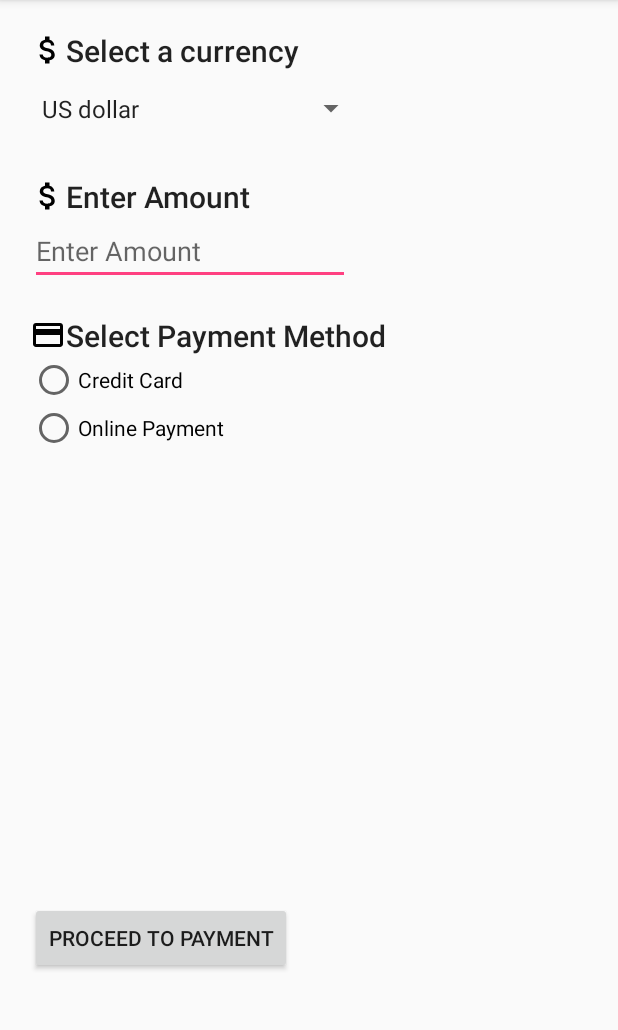
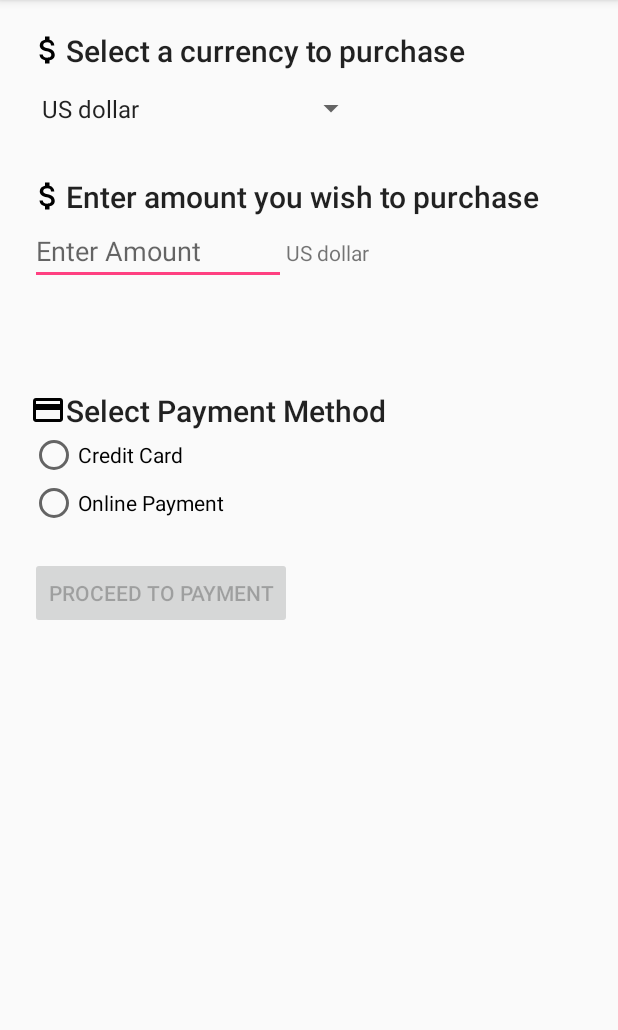
Before and after one commit to kangwennlee/CurrexEZ, an Android app: the PurchaseCurrency screen opened directly, with no data from a screen before it, on a phone screen of 412 x 824 dp, the part 84-1114 px from its top. Run offline under Robolectric (Android 15) with nearby library versions, the phone set to English and light mode, and no system bars; network calls fail.

```diff
--- a/app/src/main/java/com/example/kangwenn/currexez/PurchaseCurrency.java
+++ b/app/src/main/java/com/example/kangwenn/currexez/PurchaseCurrency.java
@@ -4,21 +4,43 @@ import android.content.Context;
 import android.content.SharedPreferences;
 import android.os.Bundle;
 import android.support.v7.app.AppCompatActivity;
+import android.text.Editable;
+import android.text.TextWatcher;
+import android.view.View;
+import android.widget.AdapterView;
 import android.widget.ArrayAdapter;
+import android.widget.Button;
+import android.widget.EditText;
+import android.widget.RadioButton;
 import android.widget.Spinner;
+import android.widget.TextView;
+import android.widget.Toast;
+
+import java.util.Locale;
 
 public class PurchaseCurrency extends AppCompatActivity {
     SharedPreferences sharedPref;
     String[] currencyName = {"USD", "AUD", "CNY", "THB", "JPY", "GBP", "KRW", "HKD", "SGD"};
     String[] currName = new String[currencyName.length];
     Spinner spinnerSelectCurr;
-
+    EditText editTextPurAmount;
+    TextView textViewTotal;
+    TextView textViewName;
+    Button buttonProceed;
+    RadioButton radioButtonCredit;
+    RadioButton radioButtonOnline;
 
     @Override
     protected void onCreate(Bundle savedInstanceState) {
         super.onCreate(savedInstanceState);
         setContentView(R.layout.activity_purchase_currency);
         spinnerSelectCurr = findViewById(R.id.spinnerSelectCurr);
+        editTextPurAmount = findViewById(R.id.editTextPurAmount);
+        textViewTotal = findViewById(R.id.textViewPrice);
+        textViewName = findViewById(R.id.textViewCurrency);
+        buttonProceed = findViewById(R.id.buttonProceed);
+        radioButtonCredit = findViewById(R.id.radioButtonCredit);
+        radioButtonOnline = findViewById(R.id.radioButtonOnline);
     }
 
     @Override
@@ -32,5 +54,66 @@ public class PurchaseCurrency extends AppCompatActivity {
         ArrayAdapter<String> adapter = new ArrayAdapter<String>(this, android.R.layout.simple_spinner_item, currName);
         adapter.setDropDownViewResource(android.R.layout.simple_spinner_dropdown_item);
         spinnerSelectCurr.setAdapter(adapter);
+        buttonProceed.setEnabled(false);
+        editTextPurAmount.addTextChangedListener(new TextWatcher() {
+            @Override
+            public void beforeTextChanged(CharSequence s, int start, int count, int after) {
+
+            }
+
+            @Override
+            public void onTextChanged(CharSequence s, int start, int before, int count) {
+
+            }
+
+            @Override
+            public void afterTextChanged(Editable s) {
+                if (editTextPurAmount.getText().toString().isEmpty()) {
+                    textViewTotal.setText("");
+                    buttonProceed.setEnabled(false);
+                } else {
+                    try {
+                        Double amount = Double.parseDouble(editTextPurAmount.getText().toString());
+                        float currRate = sharedPref.getFloat(currencyName[spinnerSelectCurr.getSelectedItemPosition()], 0);
+                        Double total = amount / currRate;
+                        textViewTotal.setText("This will cost you: RM " + String.format(Locale.US, "%.2f", total));
+                        buttonProceed.setEnabled(true);
+                    } catch (NumberFormatException e) {
+
+                    }
+                }
+            }
+        });
+        spinnerSelectCurr.setOnItemSelectedListener(new AdapterView.OnItemSelectedListener() {
+            @Override
+            public void onItemSelected(AdapterView<?> parent, View view, int position, long id) {
+                textViewName.setText(currName[position]);
+                try {
+                    Double amount = Double.parseDouble(editTextPurAmount.getText().toString());
+                    float currRate = sharedPref.getFloat(currencyName[position], 0);
+                    Double total = amount / currRate;
+                    textViewTotal.setText("This will cost you: RM " + String.format(Locale.US, "%.2f", total));
+                } catch (NumberFormatException e) {
+
+                }
+            }
+
+            @Override
+            public void onNothingSelected(AdapterView<?> parent) {
+
+            }
+        });
+        buttonProceed.setOnClickListener(new View.OnClickListener() {
+            @Override
+            public void onClick(View v) {
+                if (radioButtonCredit.isChecked()) {
+
+                } else if (radioButtonOnline.isChecked()) {
+
+                }
+                Toast.makeText(getBaseContext(), "Successfully Purchased!", Toast.LENGTH_SHORT).show();
+                finish();
+            }
+        });
     }
 }
--- a/app/src/main/res/layout/activity_purchase_currency.xml
+++ b/app/src/main/res/layout/activity_purchase_currency.xml
@@ -19,7 +19,7 @@
             android:layout_height="wrap_content"
             android:layout_marginTop="20dp"
             android:drawableLeft="@drawable/ic_attach_money_black_24dp"
-            android:text="Select a currency"
+            android:text="Select a currency to purchase"
             android:textAppearance="@style/TextAppearance.AppCompat.Title" />
 
         <Spinner
@@ -33,17 +33,35 @@
             android:layout_height="wrap_content"
             android:layout_marginTop="20dp"
             android:drawableLeft="@drawable/ic_attach_money_black_24dp"
-            android:text="Enter Amount"
+            android:text="Enter amount you wish to purchase"
             android:textAppearance="@style/TextAppearance.AppCompat.Title"
             />
 
+        <LinearLayout
+            android:layout_width="match_parent"
+            android:layout_height="wrap_content"
+            android:orientation="horizontal">
+
             <EditText
-            android:id="@+id/editText"
+                android:id="@+id/editTextPurAmount"
                 android:layout_width="wrap_content"
                 android:layout_height="wrap_content"
-            android:ems="10"
+                android:ems="8"
                 android:hint="Enter Amount"
                 android:inputType="numberDecimal" />
+
+            <TextView
+                android:id="@+id/textViewCurrency"
+                android:layout_width="wrap_content"
+                android:layout_height="wrap_content" />
+        </LinearLayout>
+
+
+        <TextView
+            android:id="@+id/textViewPrice"
+            android:layout_width="match_parent"
+            android:layout_height="30dp"
+            android:layout_marginTop="20dp" />
 
         <TextView
             android:id="@+id/textView10"
@@ -55,26 +73,30 @@
             android:textAlignment="viewStart"
             android:textAppearance="@style/TextAppearance.AppCompat.Title" />
 
+        <RadioGroup
+            android:layout_width="wrap_content"
+            android:layout_height="wrap_content">
+
             <RadioButton
-            android:id="@+id/radioButton"
+                android:id="@+id/radioButtonCredit"
                 android:layout_width="wrap_content"
                 android:layout_height="wrap_content"
                 android:duplicateParentState="false"
                 android:text="Credit Card" />
 
             <RadioButton
-            android:id="@+id/radioButton2"
+                android:id="@+id/radioButtonOnline"
                 android:layout_width="wrap_content"
                 android:layout_height="wrap_content"
                 android:text="Online Payment" />
+        </RadioGroup>
 
         <Button
-            android:id="@+id/button2"
+            android:id="@+id/buttonProceed"
             android:layout_width="wrap_content"
             android:layout_height="wrap_content"
-            android:layout_marginTop="300dp"
+            android:layout_marginTop="20dp"
             android:text="Proceed to payment" />
-
 
     </LinearLayout>
 
```
Lines whose indentation alone changed are shown as unchanged.
